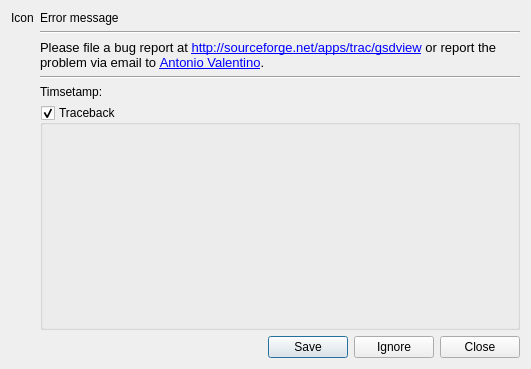
avalentino/gsdview, file gsdview/ui/exceptiondialog.ui: the form before one commit.
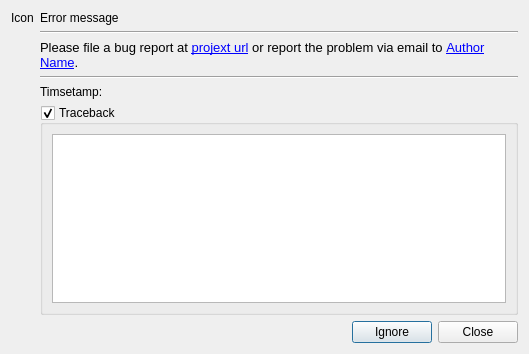
The form after the commit. Custom widgets are drawn as their Qt base class.

Commit message: Excetion dialog completed and tested.

What changed in the file:
```diff
--- a/gsdview/ui/exceptiondialog.ui
+++ b/gsdview/ui/exceptiondialog.ui
@@ -6,8 +6,8 @@
    <rect>
     <x>0</x>
     <y>0</y>
-    <width>531</width>
-    <height>369</height>
+    <width>529</width>
+    <height>354</height>
    </rect>
   </property>
   <property name="windowTitle">
@@ -47,7 +47,7 @@
       </layout>
      </item>
      <item>
-      <layout class="QVBoxLayout" name="verticalLayout" stretch="0,0,0,0,0,1">
+      <layout class="QVBoxLayout" name="verticalLayout" stretch="0,0,0,0,0,1,0">
        <item>
         <widget class="QLabel" name="errorMsgLabel">
          <property name="minimumSize">
@@ -87,7 +87,7 @@
 &lt;html&gt;&lt;head&gt;&lt;meta name=&quot;qrichtext&quot; content=&quot;1&quot; /&gt;&lt;style type=&quot;text/css&quot;&gt;
 p, li { white-space: pre-wrap; }
 &lt;/style&gt;&lt;/head&gt;&lt;body style=&quot; font-family:'Sans'; font-size:10pt; font-weight:400; font-style:normal;&quot;&gt;
-&lt;p style=&quot; margin-top:0px; margin-bottom:0px; margin-left:0px; margin-right:0px; -qt-block-indent:0; text-indent:0px;&quot;&gt;Please file a bug report at &lt;a href=&quot;http://sourceforge.net/apps/trac/gsdview&quot;&gt;&lt;span style=&quot; text-decoration: underline; color:#0000ff;&quot;&gt;http://sourceforge.net/apps/trac/gsdview&lt;/span&gt;&lt;/a&gt; or report the problem via email to &lt;a href=&quot;mailto:a_valentino@users.sf.net?subject=[gsdview] Bug report&quot;&gt;&lt;span style=&quot; text-decoration: underline; color:#0000ff;&quot;&gt;Antonio Valentino&lt;/span&gt;&lt;/a&gt;.&lt;/p&gt;&lt;/body&gt;&lt;/html&gt;</string>
+&lt;p style=&quot; margin-top:0px; margin-bottom:0px; margin-left:0px; margin-right:0px; -qt-block-indent:0; text-indent:0px;&quot;&gt;Please file a bug report at &lt;a href=&quot;http://projecturl.example.org&quot;&gt;&lt;span style=&quot; text-decoration: underline; color:#0000ff;&quot;&gt;projext url&lt;/span&gt;&lt;/a&gt; or report the problem via email to &lt;a href=&quot;mailto:author_email?subject=[project] Bug report&quot;&gt;&lt;span style=&quot; text-decoration: underline; color:#0000ff;&quot;&gt;Author Name&lt;/span&gt;&lt;/a&gt;.&lt;/p&gt;&lt;/body&gt;&lt;/html&gt;</string>
          </property>
          <property name="wordWrap">
           <bool>true</bool>
@@ -124,13 +124,22 @@
          </property>
          <layout class="QVBoxLayout" name="groupboxVerticalLayout">
           <item>
-           <widget class="QsciScintilla" name="tracebackTextEdit">
-            <property name="toolTip">
-             <string/>
+           <widget class="QPlainTextEdit" name="tracebackTextEdit">
+            <property name="lineWrapMode">
+             <enum>QPlainTextEdit::NoWrap</enum>
             </property>
-            <property name="whatsThis">
-             <string/>
+            <property name="readOnly">
+             <bool>true</bool>
             </property>
+            <property name="plainText">
+             <string notr="true"/>
+            </property>
+            <property name="textInteractionFlags">
+             <set>Qt::TextSelectableByKeyboard|Qt::TextSelectableByMouse</set>
+            </property>
+           </widget>
+          </item>
+         </layout>
            </widget>
           </item>
           <item>
@@ -141,13 +150,10 @@
             <property name="sizeHint" stdset="0">
              <size>
               <width>20</width>
-              <height>40</height>
+           <height>0</height>
              </size>
             </property>
            </spacer>
-          </item>
-         </layout>
-        </widget>
        </item>
       </layout>
      </item>
@@ -159,19 +165,12 @@
       <enum>Qt::Horizontal</enum>
      </property>
      <property name="standardButtons">
-      <set>QDialogButtonBox::Close|QDialogButtonBox::Ignore|QDialogButtonBox::Save</set>
+      <set>QDialogButtonBox::Close|QDialogButtonBox::Ignore</set>
      </property>
     </widget>
    </item>
   </layout>
  </widget>
- <customwidgets>
-  <customwidget>
-   <class>QsciScintilla</class>
-   <extends>QFrame</extends>
-   <header>Qsci/qsciscintilla.h</header>
-  </customwidget>
- </customwidgets>
  <resources/>
  <connections>
   <connection>
```
Left out of the diff: 14 changed lines with no effect on the pictures. Lines whose indentation alone changed are shown as unchanged. The commit also changes 2 other files.
